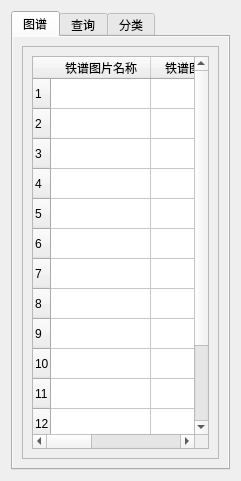
This is LeftWindow.ui in WooodHead/labelling3 as Qt 5 draws it before an edit. The edited form follows.
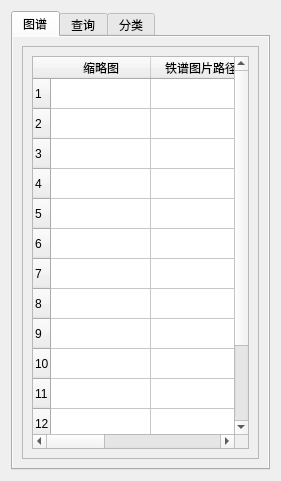
This is the edited form.

Patch:
```diff
--- a/LeftWindow.ui
+++ b/LeftWindow.ui
@@ -6,7 +6,7 @@
    <rect>
     <x>0</x>
     <y>0</y>
-    <width>241</width>
+    <width>281</width>
     <height>481</height>
    </rect>
   </property>
@@ -55,7 +55,7 @@
            <rect>
             <x>0</x>
             <y>0</y>
-            <width>199</width>
+            <width>239</width>
             <height>410</height>
            </rect>
           </property>
@@ -134,7 +134,7 @@
              </row>
              <column>
               <property name="text">
-               <string>铁谱图片名称</string>
+               <string>缩略图</string>
               </property>
              </column>
              <column>
```
